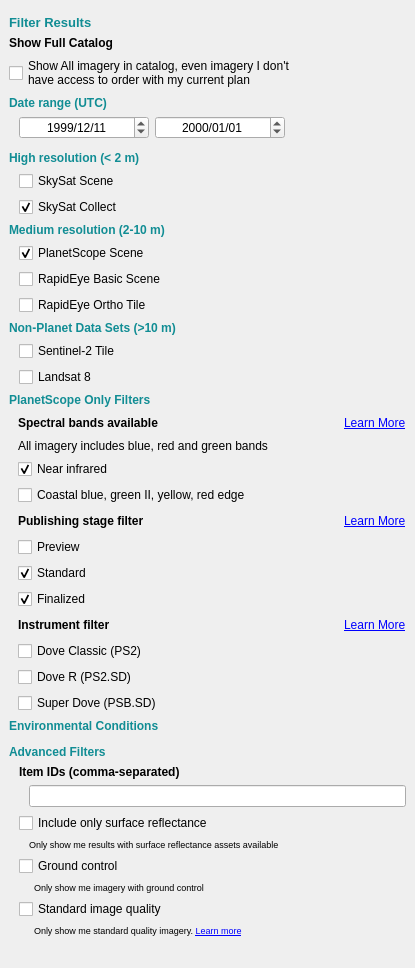
This is planet_explorer/ui/pe_daily_filter_base.ui in planetlabs/qgis-planet-plugin as Qt 5 draws it before an edit. The edited form follows.
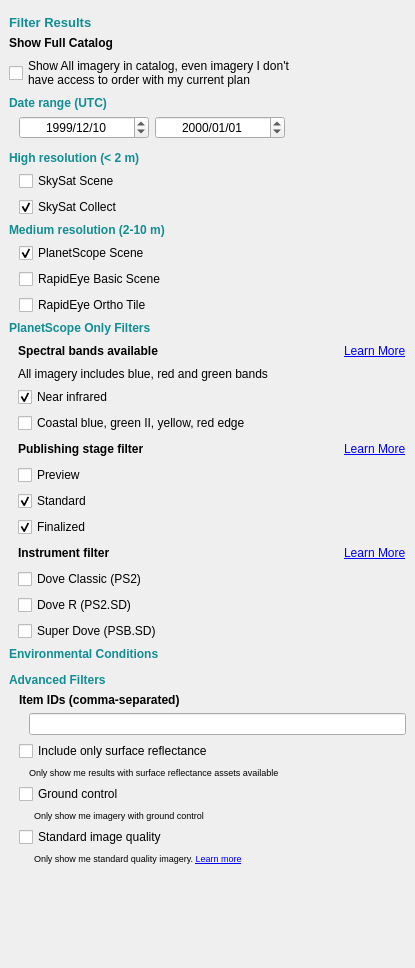
This is the edited form. Custom widgets are drawn as their Qt base class.

Commit message: remove non-planet datasets section from search filters

What changed in the file:
```diff
--- a/planet_explorer/ui/pe_daily_filter_base.ui
+++ b/planet_explorer/ui/pe_daily_filter_base.ui
@@ -46,7 +46,7 @@
         <x>0</x>
         <y>0</y>
         <width>401</width>
-        <height>1086</height>
+        <height>1003</height>
        </rect>
       </property>
       <layout class="QVBoxLayout" name="verticalLayout_9">
@@ -153,17 +153,17 @@
            </property>
            <property name="dateTime">
             <datetime>
-             <hour>22</hour>
+             <hour>21</hour>
              <minute>0</minute>
              <second>0</second>
              <year>1999</year>
              <month>12</month>
-             <day>11</day>
+             <day>10</day>
             </datetime>
            </property>
            <property name="time">
             <time>
-             <hour>22</hour>
+             <hour>21</hour>
              <minute>0</minute>
              <second>0</second>
             </time>
@@ -361,43 +361,6 @@
              </item>
             </layout>
            </item>
-           <item>
-            <widget class="QLabel" name="label_4">
-             <property name="styleSheet">
-              <string notr="true">color: rgb(17, 141, 148);</string>
-             </property>
-             <property name="text">
-              <string>&lt;html&gt;&lt;head/&gt;&lt;body&gt;&lt;p&gt;&lt;span style=&quot; font-weight:600;&quot;&gt;Non-Planet Data Sets (&amp;gt;10 m)&lt;/span&gt;&lt;/p&gt;&lt;/body&gt;&lt;/html&gt;</string>
-             </property>
-            </widget>
-           </item>
-           <item>
-            <layout class="QVBoxLayout" name="verticalLayout_8">
-             <property name="leftMargin">
-              <number>10</number>
-             </property>
-             <item>
-              <widget class="QCheckBox" name="chkSentinel">
-               <property name="text">
-                <string>Sentinel-2 Tile</string>
-               </property>
-               <property name="api-name" stdset="0">
-                <string>Sentinel2L1C</string>
-               </property>
-              </widget>
-             </item>
-             <item>
-              <widget class="QCheckBox" name="chkLandsat">
-               <property name="text">
-                <string>Landsat 8</string>
-               </property>
-               <property name="api-name" stdset="0">
-                <string>Landsat8L1G</string>
-               </property>
-              </widget>
-             </item>
-            </layout>
-           </item>
            <item>
             <widget class="QLabel" name="label_9">
              <property name="font">
```
The commit also changes 1 other file.
